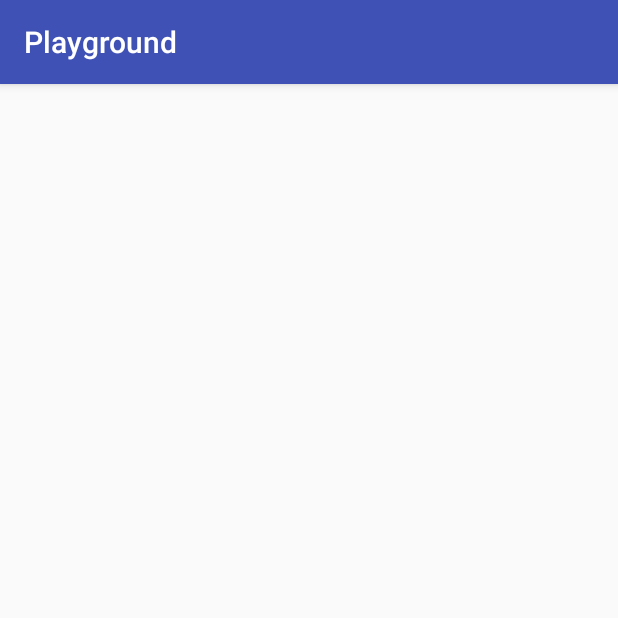
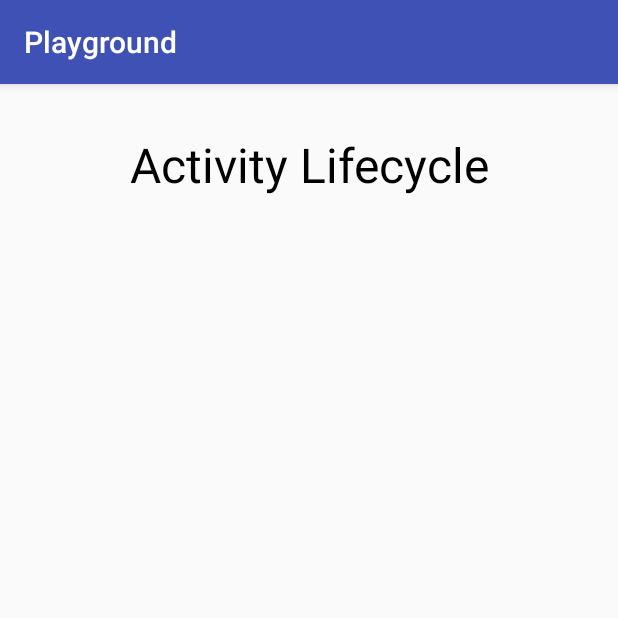
Before and after one commit to jtklein/Playground, an Android app: the PgActivityLifecycle screen opened directly, with no data from a screen before it, on a phone screen of 412 x 824 dp, the top half of it. Run offline under Robolectric (Android 15) with nearby library versions, the phone set to English and light mode, and no system bars.

Commit message:
Added text

```diff
--- a/app/src/main/res/layout/pg_activity_lifecycle.xml
+++ b/app/src/main/res/layout/pg_activity_lifecycle.xml
@@ -10,4 +10,17 @@
     android:paddingRight="@dimen/activity_horizontal_margin"
     android:paddingTop="@dimen/activity_vertical_margin">
 
+    <TextView
+        android:text="@string/ui_activity_lifecycle"
+        android:textSize="@dimen/text_size_huge"
+        android:textColor="@color/colorBlack"
+        android:padding="@dimen/material_margin_first_tier"
+        android:gravity="center"
+        android:layout_width="match_parent"
+        android:layout_height="wrap_content" />
+
+    <Space
+        android:layout_width="match_parent"
+        android:layout_height="@dimen/text_size_big" />
+
 </LinearLayout>
```
